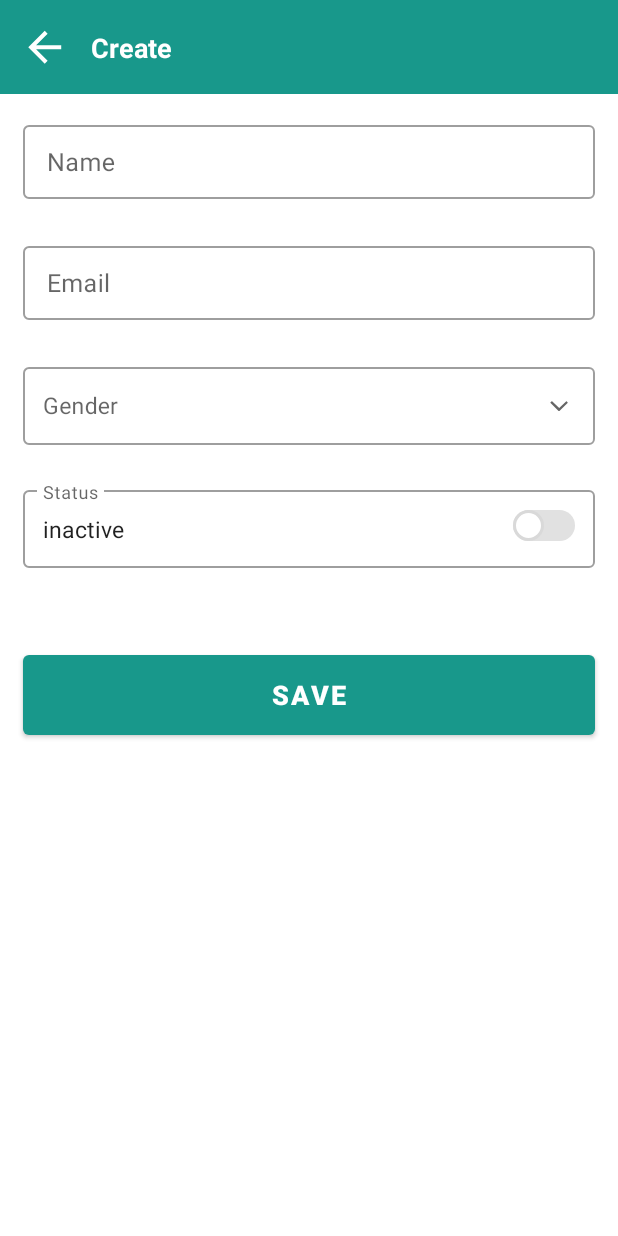
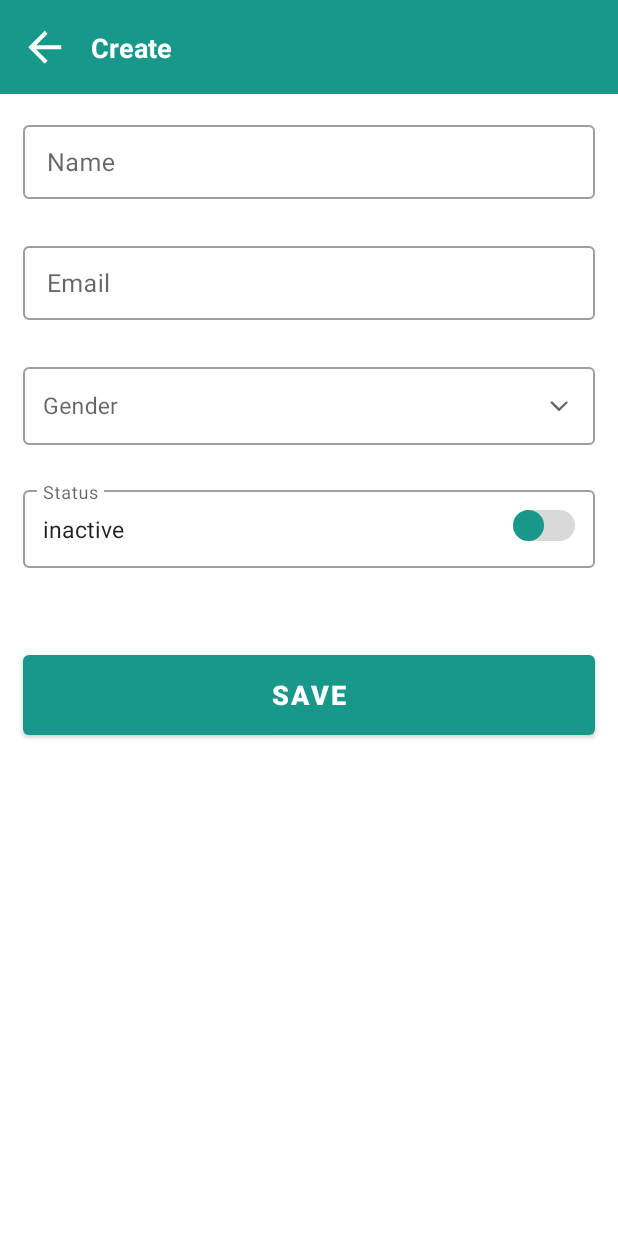
Before and after one commit to Jumaer/ServiceProvider, an Android app: the screen it shows after launch (MainActivity), after a tap on an icon or button, on a phone screen of 412 x 824 dp. Run offline under Robolectric (Android 15) with nearby library versions, the phone set to English and light mode, and no system bars; our stand-ins replace Dagger/Hilt's generated code, sdp/ssp sizes; network calls fail.

Commit message:
design change

```diff
--- a/app/build.gradle
+++ b/app/build.gradle
@@ -37,17 +37,17 @@ android {
             minifyEnabled true
             shrinkResources true
             proguardFiles getDefaultProguardFile('proguard-android-optimize.txt'), 'proguard-rules.pro'
-            buildConfigField("String", "BASE_CONFIG", "\"live_type\"") // LIVE_TYPE
+            buildConfigField("String", "BASE_CONFIG", "\"https://gorest.co.in/\"") // LIVE_TYPE
         }
 
         // DEBUG configure ..
         debug {
-            buildConfigField("String", "BASE_CONFIG", "\"dev_type\"") // DEV_TYPE
+            buildConfigField("String", "BASE_CONFIG", "\"https://gorest.co.in/\"") // DEV_TYPE
         }
 
         // ANY BETA configure ..
         beta {
-            buildConfigField("String", "BASE_CONFIG", "\"test_type\"") // QA_TYPE
+            buildConfigField("String", "BASE_CONFIG", "\"https://gorest.co.in/\"") // QA_TYPE
         }
 
 
--- a/app/src/main/java/com/friendship/bhaibhaiclinic/hilt/AppModule.kt
+++ b/app/src/main/java/com/friendship/bhaibhaiclinic/hilt/AppModule.kt
@@ -1,5 +1,6 @@
 package com.friendship.bhaibhaiclinic.hilt
 
+import com.friendship.bhaibhaiclinic.BuildConfig
 import com.friendship.bhaibhaiclinic.base.Constant.ACCEPT
 import com.friendship.bhaibhaiclinic.base.Constant.APPLICATION_JSON
 import com.friendship.bhaibhaiclinic.base.Constant.CONTENT_TYPE
@@ -25,7 +26,7 @@ object AppModule {
 
 
     @Provides
-    fun providesUrl() = "https://gorest.co.in/"
+    fun providesUrl() = BuildConfig.BASE_CONFIG
 
 
     @Singleton
--- a/app/src/main/res/drawable/ic_dbc_switch.xml
+++ b/app/src/main/res/drawable/ic_dbc_switch.xml
@@ -3,17 +3,17 @@
     xmlns:android="http://schemas.android.com/apk/res/android">
     <item android:state_checked="false">
         <shape android:shape="oval">
-            <solid android:color="#ffffff"/>
+            <solid android:color="@color/theme_color"/>
             <size android:width="@dimen/_16sdp"
                 android:height="@dimen/_16sdp"/>
             <stroke android:width="2dp"
-                android:color="@color/switch_inactive_border"/>
+                android:color="@color/theme_color"/>
 
         </shape>
     </item>
     <item android:state_checked="true">
         <shape android:shape="oval">
-            <solid android:color="@color/theme_color"/>
+            <solid android:color="@color/switch_inactive_border"/>
             <size android:width="@dimen/_16sdp"
                 android:height="@dimen/_16sdp"/>
             <stroke android:width="2dp"
--- a/app/src/main/res/drawable/ic_dbc_switch_track.xml
+++ b/app/src/main/res/drawable/ic_dbc_switch_track.xml
@@ -3,7 +3,7 @@
     <item android:state_checked="false">
         <shape android:shape="rectangle">
             <corners android:radius="@dimen/_25sdp" />
-            <solid android:color="#e1e1e1" />
+            <solid android:color="@color/switch_inactive_border" />
             <size android:height="16dp" />
         </shape>
     </item>
--- a/app/src/main/res/layout/layout_provider_list_item.xml
+++ b/app/src/main/res/layout/layout_provider_list_item.xml
@@ -40,9 +40,9 @@
 
         <ImageView
             android:id="@+id/img_edit"
-            android:layout_width="@dimen/_18sdp"
+            android:layout_width="@dimen/_32sdp"
             android:layout_height="@dimen/_18sdp"
-            android:layout_margin="@dimen/_8sdp"
+            android:layout_margin="@dimen/_4sdp"
             android:src="@drawable/ic_edit_icon"
             app:layout_constraintHorizontal_bias="1"
             app:layout_constraintEnd_toEndOf="parent"
```
